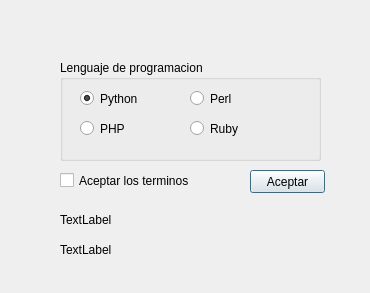
aphics/DPO, file Aprendiendo_PyQt/radio-checkbox/radio-checkbox.ui: the form before one commit.
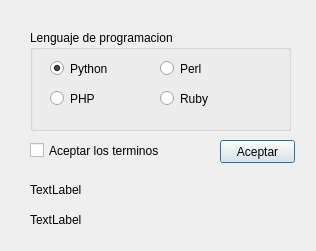
The form after the commit.

```diff
--- a/Aprendiendo_PyQt/radio-checkbox/radio-checkbox.ui
+++ b/Aprendiendo_PyQt/radio-checkbox/radio-checkbox.ui
@@ -6,8 +6,8 @@
    <rect>
     <x>0</x>
     <y>0</y>
-    <width>370</width>
-    <height>293</height>
+    <width>316</width>
+    <height>251</height>
    </rect>
   </property>
   <property name="windowTitle">
@@ -16,8 +16,8 @@
   <widget class="QGroupBox" name="groupBox">
    <property name="geometry">
     <rect>
-     <x>60</x>
-     <y>60</y>
+     <x>30</x>
+     <y>30</y>
      <width>261</width>
      <height>101</height>
     </rect>
@@ -90,8 +90,8 @@
   <widget class="QCheckBox" name="checkBox">
    <property name="geometry">
     <rect>
-     <x>60</x>
-     <y>160</y>
+     <x>30</x>
+     <y>130</y>
      <width>151</width>
      <height>41</height>
     </rect>
@@ -103,8 +103,8 @@
   <widget class="QPushButton" name="boton">
    <property name="geometry">
     <rect>
-     <x>250</x>
-     <y>170</y>
+     <x>220</x>
+     <y>140</y>
      <width>75</width>
      <height>23</height>
     </rect>
@@ -116,8 +116,8 @@
   <widget class="QLabel" name="labelLenguaje">
    <property name="geometry">
     <rect>
-     <x>60</x>
-     <y>210</y>
+     <x>30</x>
+     <y>180</y>
      <width>261</width>
      <height>20</height>
     </rect>
@@ -129,8 +129,8 @@
   <widget class="QLabel" name="labelTerminos">
    <property name="geometry">
     <rect>
-     <x>60</x>
-     <y>240</y>
+     <x>30</x>
+     <y>210</y>
      <width>261</width>
      <height>20</height>
     </rect>
```
Left out of the diff: 2 changed lines with no effect on the pictures.
